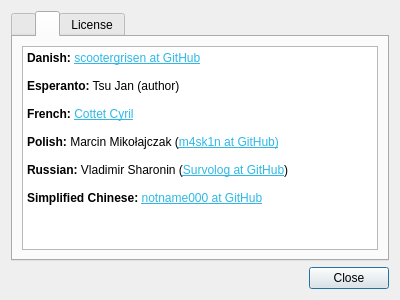
Old version of the form featherpad/about.ui in the repository vecnathewhisperd0/FeatherPad.
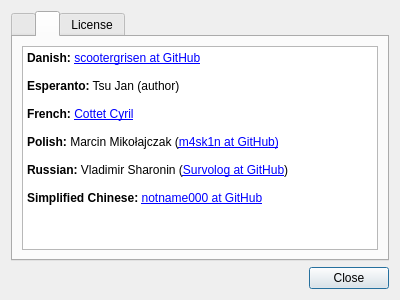
New version of the form. The open tabs and pages were chosen to show the change.

Commit message: Removed redundant Designer's styling from About dialog

Diff of the .ui file:
```diff
--- a/featherpad/about.ui
+++ b/featherpad/about.ui
@@ -96,18 +96,18 @@
           <string notr="true">&lt;!DOCTYPE HTML PUBLIC &quot;-//W3C//DTD HTML 4.0//EN&quot; &quot;http://www.w3.org/TR/REC-html40/strict.dtd&quot;&gt;
 &lt;html&gt;&lt;head&gt;&lt;meta name=&quot;qrichtext&quot; content=&quot;1&quot; /&gt;&lt;style type=&quot;text/css&quot;&gt;
 p, li { white-space: pre-wrap; }
-&lt;/style&gt;&lt;/head&gt;&lt;body style=&quot; font-family:'DejaVu Sans'; font-size:9pt; font-weight:400; font-style:normal;&quot;&gt;
-&lt;p style=&quot; margin-top:0px; margin-bottom:0px; margin-left:0px; margin-right:0px; -qt-block-indent:0; text-indent:0px;&quot;&gt;&lt;span style=&quot; font-weight:600;&quot;&gt;Danish:&lt;/span&gt; &lt;a href=&quot;https://github.com/scootergrisen&quot;&gt;&lt;span style=&quot; text-decoration: underline; color:#2eb8e6;&quot;&gt;scootergrisen at GitHub&lt;/span&gt;&lt;/a&gt;&lt;/p&gt;
+&lt;/style&gt;&lt;/head&gt;&lt;body style=&quot;  font-weight:400; font-style:normal;&quot;&gt;
+&lt;p style=&quot; margin-top:0px; margin-bottom:0px; margin-left:0px; margin-right:0px; -qt-block-indent:0; text-indent:0px;&quot;&gt;&lt;span style=&quot; font-weight:600;&quot;&gt;Danish:&lt;/span&gt; &lt;a href=&quot;https://github.com/scootergrisen&quot;&gt;&lt;span;&gt;scootergrisen at GitHub&lt;/span&gt;&lt;/a&gt;&lt;/p&gt;
 &lt;p style=&quot;-qt-paragraph-type:empty; margin-top:0px; margin-bottom:0px; margin-left:0px; margin-right:0px; -qt-block-indent:0; text-indent:0px; text-decoration: underline; color:#2eb8e6;&quot;&gt;&lt;br /&gt;&lt;/p&gt;
 &lt;p style=&quot; margin-top:0px; margin-bottom:0px; margin-left:0px; margin-right:0px; -qt-block-indent:0; text-indent:0px;&quot;&gt;&lt;span style=&quot; font-weight:600;&quot;&gt;Esperanto:&lt;/span&gt; Tsu Jan (author)&lt;/p&gt;
 &lt;p style=&quot;-qt-paragraph-type:empty; margin-top:0px; margin-bottom:0px; margin-left:0px; margin-right:0px; -qt-block-indent:0; text-indent:0px;&quot;&gt;&lt;br /&gt;&lt;/p&gt;
-&lt;p style=&quot; margin-top:0px; margin-bottom:0px; margin-left:0px; margin-right:0px; -qt-block-indent:0; text-indent:0px;&quot;&gt;&lt;span style=&quot; font-weight:600;&quot;&gt;French:&lt;/span&gt; &lt;a href=&quot;mailto:cyrilusber2001@yahoo.fr?Subject=My%20Subject&quot;&gt;&lt;span style=&quot; text-decoration: underline; color:#2eb8e6;&quot;&gt;Cottet Cyril&lt;/span&gt;&lt;/a&gt;&lt;/p&gt;
+&lt;p style=&quot; margin-top:0px; margin-bottom:0px; margin-left:0px; margin-right:0px; -qt-block-indent:0; text-indent:0px;&quot;&gt;&lt;span style=&quot; font-weight:600;&quot;&gt;French:&lt;/span&gt; &lt;a href=&quot;mailto:cyrilusber2001@yahoo.fr?Subject=My%20Subject&quot;&gt;&lt;span;&gt;Cottet Cyril&lt;/span&gt;&lt;/a&gt;&lt;/p&gt;
 &lt;p style=&quot;-qt-paragraph-type:empty; margin-top:0px; margin-bottom:0px; margin-left:0px; margin-right:0px; -qt-block-indent:0; text-indent:0px;&quot;&gt;&lt;br /&gt;&lt;/p&gt;
-&lt;p style=&quot; margin-top:0px; margin-bottom:0px; margin-left:0px; margin-right:0px; -qt-block-indent:0; text-indent:0px;&quot;&gt;&lt;span style=&quot; font-weight:600;&quot;&gt;Polish:&lt;/span&gt; Marcin Mikołajczak (&lt;a href=&quot;https://github.com/m4sk1n&quot;&gt;&lt;span style=&quot; text-decoration: underline; color:#2eb8e6;&quot;&gt;m4sk1n at GitHub)&lt;/span&gt;&lt;/a&gt;&lt;/p&gt;
+&lt;p style=&quot; margin-top:0px; margin-bottom:0px; margin-left:0px; margin-right:0px; -qt-block-indent:0; text-indent:0px;&quot;&gt;&lt;span style=&quot; font-weight:600;&quot;&gt;Polish:&lt;/span&gt; Marcin Mikołajczak (&lt;a href=&quot;https://github.com/m4sk1n&quot;&gt;&lt;span;&gt;m4sk1n at GitHub)&lt;/span&gt;&lt;/a&gt;&lt;/p&gt;
 &lt;p style=&quot;-qt-paragraph-type:empty; margin-top:0px; margin-bottom:0px; margin-left:0px; margin-right:0px; -qt-block-indent:0; text-indent:0px;&quot;&gt;&lt;br /&gt;&lt;/p&gt;
-&lt;p style=&quot; margin-top:0px; margin-bottom:0px; margin-left:0px; margin-right:0px; -qt-block-indent:0; text-indent:0px;&quot;&gt;&lt;span style=&quot; font-weight:600;&quot;&gt;Russian:&lt;/span&gt; Vladimir Sharonin (&lt;a href=&quot;https://github.com/Survolog&quot;&gt;&lt;span style=&quot; text-decoration: underline; color:#2eb8e6;&quot;&gt;Survolog at GitHub&lt;/span&gt;&lt;/a&gt;)&lt;/p&gt;
+&lt;p style=&quot; margin-top:0px; margin-bottom:0px; margin-left:0px; margin-right:0px; -qt-block-indent:0; text-indent:0px;&quot;&gt;&lt;span style=&quot; font-weight:600;&quot;&gt;Russian:&lt;/span&gt; Vladimir Sharonin (&lt;a href=&quot;https://github.com/Survolog&quot;&gt;&lt;span;&gt;Survolog at GitHub&lt;/span&gt;&lt;/a&gt;)&lt;/p&gt;
 &lt;p style=&quot;-qt-paragraph-type:empty; margin-top:0px; margin-bottom:0px; margin-left:0px; margin-right:0px; -qt-block-indent:0; text-indent:0px;&quot;&gt;&lt;br /&gt;&lt;/p&gt;
-&lt;p style=&quot; margin-top:0px; margin-bottom:0px; margin-left:0px; margin-right:0px; -qt-block-indent:0; text-indent:0px;&quot;&gt;&lt;span style=&quot; font-weight:600;&quot;&gt;Simplified Chinese:&lt;/span&gt; &lt;a href=&quot;https://github.com/notname000&quot;&gt;&lt;span style=&quot; text-decoration: underline; color:#2eb8e6;&quot;&gt;notname000 at GitHub&lt;/span&gt;&lt;/a&gt;&lt;/p&gt;&lt;/body&gt;&lt;/html&gt;</string>
+&lt;p style=&quot; margin-top:0px; margin-bottom:0px; margin-left:0px; margin-right:0px; -qt-block-indent:0; text-indent:0px;&quot;&gt;&lt;span style=&quot; font-weight:600;&quot;&gt;Simplified Chinese:&lt;/span&gt; &lt;a href=&quot;https://github.com/notname000&quot;&gt;&lt;span;&gt;notname000 at GitHub&lt;/span&gt;&lt;/a&gt;&lt;/p&gt;&lt;/body&gt;&lt;/html&gt;</string>
          </property>
          <property name="openExternalLinks">
           <bool>true</bool>
```
Left out of the diff: 4 changed lines with no effect on the pictures.
